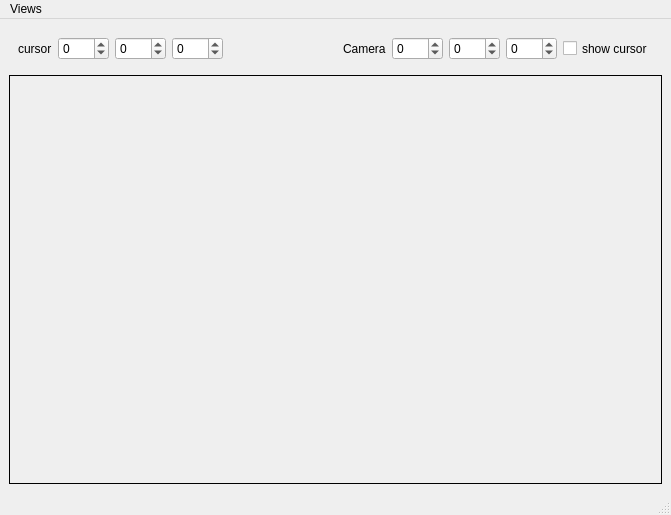
Old version of the form main/GLvlView.ui in the repository DerOrfa/virgil.
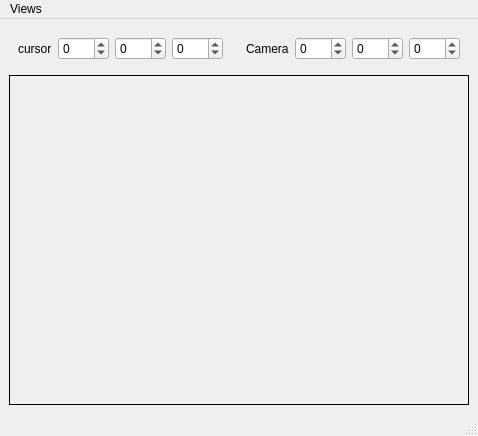
New version of the form.

```diff
--- a/main/GLvlView.ui
+++ b/main/GLvlView.ui
@@ -6,8 +6,8 @@
    <rect>
     <x>0</x>
     <y>0</y>
-    <width>671</width>
-    <height>515</height>
+    <width>478</width>
+    <height>436</height>
    </rect>
   </property>
   <property name="windowTitle">
@@ -120,19 +120,6 @@
          </property>
         </widget>
        </item>
-       <item>
-        <widget class="QCheckBox" name="showCursHereBtn">
-         <property name="sizePolicy">
-          <sizepolicy hsizetype="Minimum" vsizetype="Minimum">
-           <horstretch>0</horstretch>
-           <verstretch>0</verstretch>
-          </sizepolicy>
-         </property>
-         <property name="text">
-          <string>show cursor</string>
-         </property>
-        </widget>
-       </item>
       </layout>
      </widget>
     </item>
@@ -159,7 +146,7 @@
     <rect>
      <x>0</x>
      <y>0</y>
-     <width>671</width>
+     <width>478</width>
      <height>24</height>
     </rect>
    </property>
```
Left out of the diff: 3 changed lines with no effect on the pictures.
